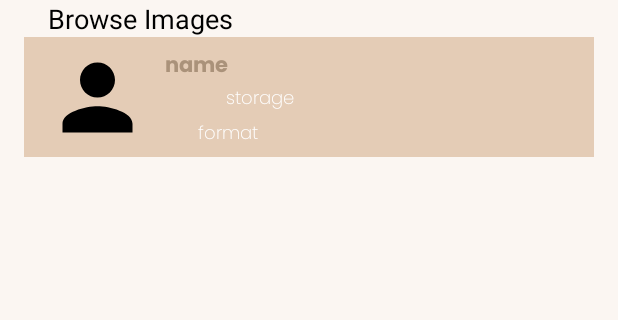
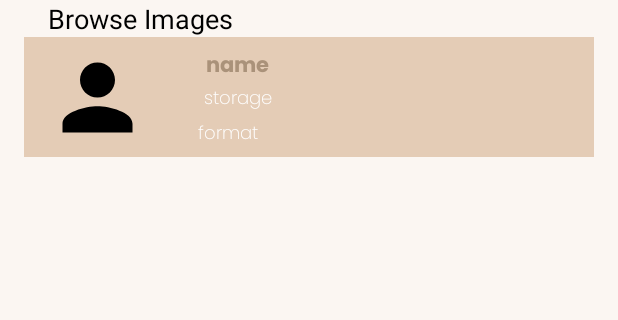
Before and after one commit to CMPUT301F24jobber/QueueUp, an Android app: the AdminHomeFragment screen opened directly, with no data from a screen before it, item 3 of the bottom bar chosen, on a phone screen of 412 x 824 dp, the part 144-464 px from its top. Run offline under Robolectric (Android 15) with nearby library versions, the light colour scheme and no system bars; our stand-ins replace CircleImageView, Firebase (no records; nobody signed in at launch, a user with empty details on screens opened directly).

Commit message:
Small ui fixes

```diff
--- a/app/src/main/res/layout/admin_home_fragment.xml
+++ b/app/src/main/res/layout/admin_home_fragment.xml
@@ -1,5 +1,4 @@
 <?xml version="1.0" encoding="utf-8"?>
-
 <androidx.constraintlayout.widget.ConstraintLayout xmlns:android="http://schemas.android.com/apk/res/android"
     xmlns:app="http://schemas.android.com/apk/res-auto"
     android:layout_width="match_parent"
@@ -12,7 +11,6 @@
         android:layout_width="match_parent"
         android:layout_height="wrap_content"
         app:layout_constraintTop_toTopOf="parent"
-        app:layout_constraintBottom_toBottomOf="parent"
         app:layout_constraintEnd_toEndOf="parent"
         app:layout_constraintStart_toStartOf="parent" />
 </androidx.constraintlayout.widget.ConstraintLayout>
--- a/app/src/main/res/layout/admin_image_content.xml
+++ b/app/src/main/res/layout/admin_image_content.xml
@@ -31,7 +31,7 @@
         app:layout_constraintBottom_toTopOf="@+id/storage_space"
         app:layout_constraintEnd_toEndOf="parent"
         app:layout_constraintHorizontal_bias="0.0"
-        app:layout_constraintStart_toEndOf="@+id/user_image"
+        app:layout_constraintStart_toEndOf="@+id/file_image"
         app:layout_constraintTop_toTopOf="parent"
         app:layout_constraintVertical_bias="1.0" />
 
@@ -49,21 +49,21 @@
         app:layout_constraintBottom_toTopOf="@+id/file_format"
         app:layout_constraintEnd_toEndOf="parent"
         app:layout_constraintHorizontal_bias="0.0"
-        app:layout_constraintStart_toEndOf="@+id/user_image" />
+        app:layout_constraintStart_toEndOf="@+id/file_image" />
 
     <TextView
         android:id="@+id/file_format"
         android:layout_width="wrap_content"
         android:layout_height="wrap_content"
-        android:layout_marginEnd="224dp"
+        android:layout_marginStart="36dp"
+        android:layout_marginEnd="228dp"
         android:fontFamily="@font/poppins_extralight"
         android:text="file format"
         android:textColor="@color/white"
         android:textSize="12sp"
         app:layout_constraintBottom_toBottomOf="parent"
         app:layout_constraintEnd_toEndOf="parent"
-        app:layout_constraintHorizontal_bias="0.136"
-        app:layout_constraintStart_toEndOf="@+id/user_image"
+        app:layout_constraintStart_toEndOf="@+id/file_image"
         app:layout_constraintTop_toTopOf="parent"
         app:layout_constraintVertical_bias="0.916" />
 </androidx.constraintlayout.widget.ConstraintLayout>
--- a/app/src/main/res/layout/admin_user_profile.xml
+++ b/app/src/main/res/layout/admin_user_profile.xml
@@ -58,7 +58,7 @@
         android:layout_width="wrap_content"
         android:layout_height="wrap_content"
         android:layout_marginTop="8dp"
-        android:text="\@example_user"
+        android:text="example_user"
         android:textColor="#000000"
         android:textSize="16sp"
         app:layout_constraintEnd_toEndOf="parent"
```
